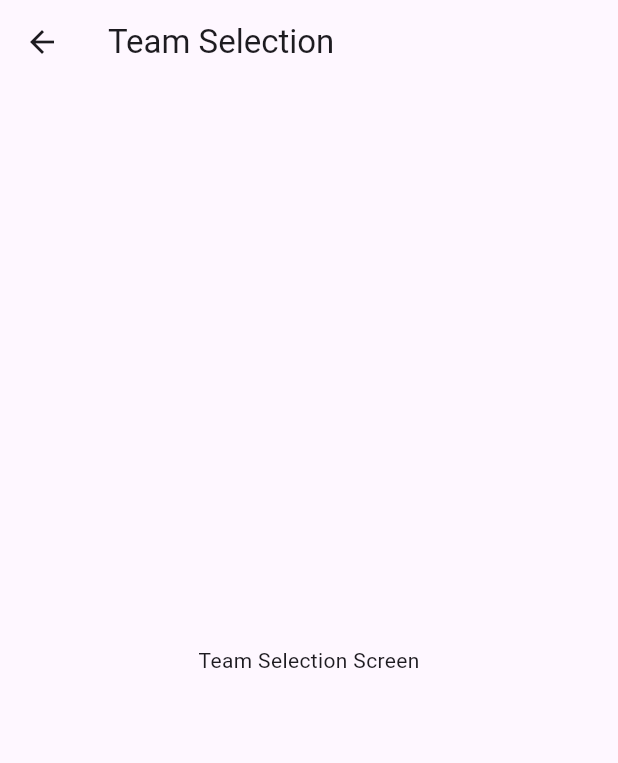
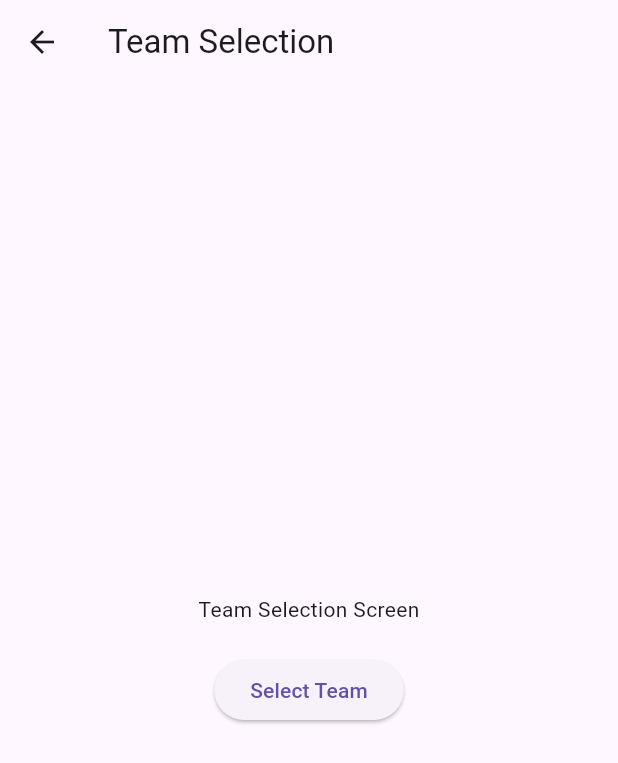
Before and after one commit to ajay943/Football, a Flutter app: the TeamSelectionScreen screen opened directly, on a phone screen of 412 x 824 dp. Shown: the top 763 px of the screen. Run offline on Flutter 3.47's test engine with Material 3 defaults, Android fonts, the phone set to English and light mode, and no system bars; our stand-ins replace cached_network_image, carousel_slider, flutter_widget_from_html_core, font_awesome_flutter, google_fonts, image_picker and 5 more; accounts and stored records are empty.

Commit message:
11/12/23

```diff
--- a/lib/views/detail_page.dart
+++ b/lib/views/detail_page.dart
@@ -1,4 +1,5 @@
 import 'package:app/views/player.dart';
+import 'package:app/views/wallet.dart';
 import 'package:flutter/material.dart';
 import 'package:cached_network_image/cached_network_image.dart';
 import 'package:app/services/match_datail_service.dart';
@@ -316,7 +317,23 @@ class TeamSelectionScreen extends StatelessWidget {
         title: Text('Team Selection'),
       ),
       body: Center(
-        child: Text('Team Selection Screen'),
+        child: Column(
+          mainAxisAlignment: MainAxisAlignment.center,
+          children: [
+            Text('Team Selection Screen'),
+            SizedBox(height: 20),
+            ElevatedButton(
+              onPressed: () {
+                // Navigate to WalletScreen when the button is pressed
+                Navigator.push(
+                  context,
+                  MaterialPageRoute(builder: (context) => WalletScreen()),
+                );
+              },
+              child: Text('Select Team'),
+            ),
+          ],
+        ),
       ),
     );
   }
```
Also changed, not shown: lib/views/wallet.dart (added, +13 -0 lines), 1 other file.
